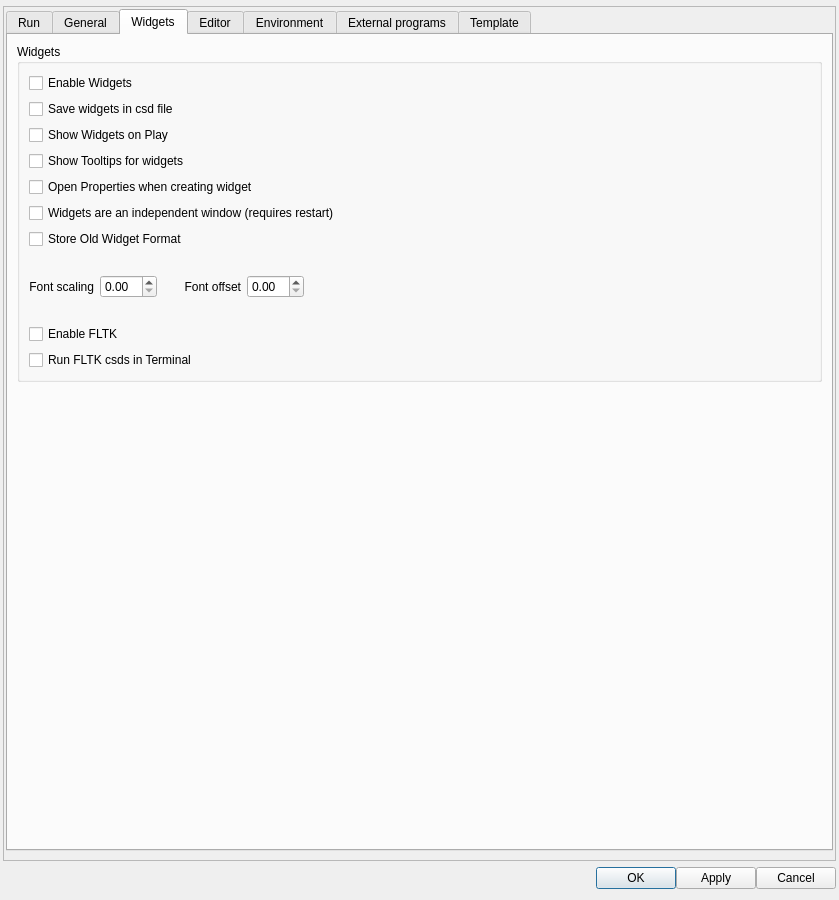
CsoundQt/CsoundQt, file src/configdialog.ui: the form before one commit.
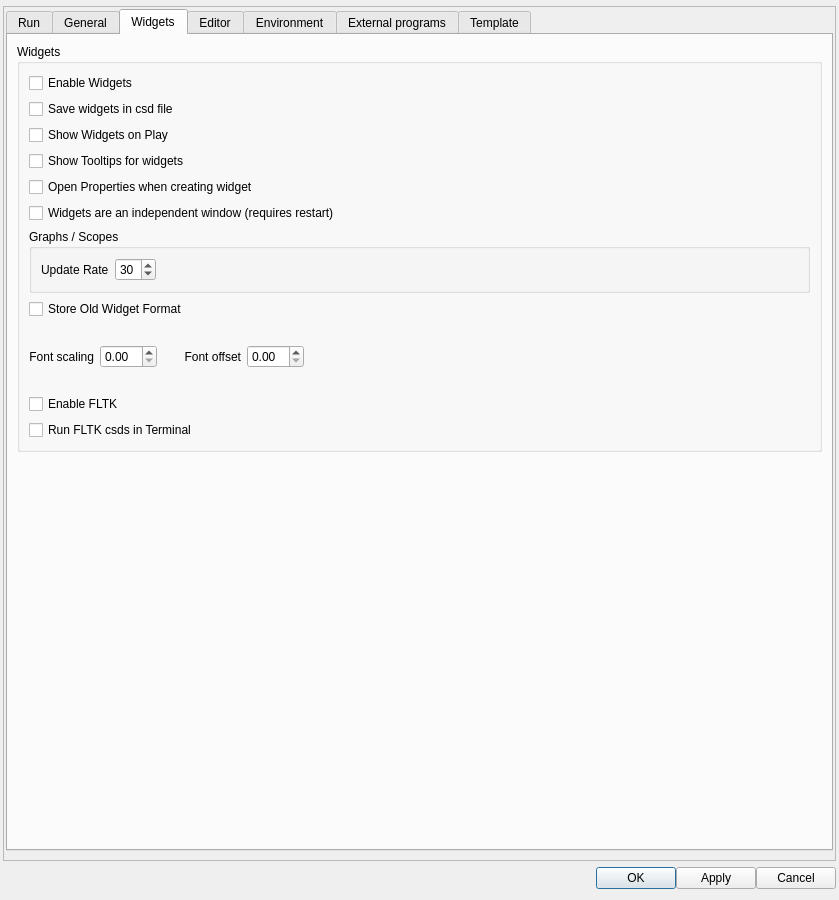
The form after the commit. The open tabs and pages were chosen to show the change.

Commit message: added setting for graphs update rate

Diff of the .ui file:
```diff
--- a/src/configdialog.ui
+++ b/src/configdialog.ui
@@ -1432,6 +1432,51 @@
                   </property>
                  </widget>
                 </item>
+                <item>
+                 <widget class="QGroupBox" name="horizontalGroupBox">
+                  <property name="title">
+                   <string>Graphs / Scopes</string>
+                  </property>
+                  <layout class="QHBoxLayout" name="updaterate">
+                   <item>
+                    <widget class="QLabel" name="label_13">
+                     <property name="text">
+                      <string>Update Rate</string>
+                     </property>
+                    </widget>
+                   </item>
+                   <item>
+                    <widget class="QSpinBox" name="graphUpdateRateSpinBox">
+                     <property name="toolTip">
+                      <string>Update rate for graphs and scopes</string>
+                     </property>
+                     <property name="minimum">
+                      <number>8</number>
+                     </property>
+                     <property name="maximum">
+                      <number>60</number>
+                     </property>
+                     <property name="value">
+                      <number>30</number>
+                     </property>
+                    </widget>
+                   </item>
+                   <item>
+                    <spacer name="horizontalSpacer_9">
+                     <property name="orientation">
+                      <enum>Qt::Horizontal</enum>
+                     </property>
+                     <property name="sizeHint" stdset="0">
+                      <size>
+                       <width>40</width>
+                       <height>20</height>
+                      </size>
+                     </property>
+                    </spacer>
+                   </item>
+                  </layout>
+                 </widget>
+                </item>
                 <item>
                  <widget class="QCheckBox" name="oldFormatCheckBox">
                   <property name="toolTip">
```
Left out of the diff: 54 changed lines with no effect on the pictures. The commit also changes 10 other files.
